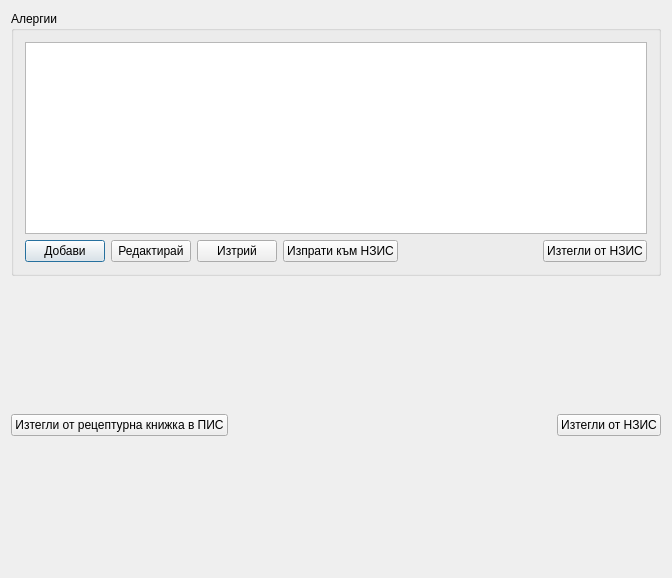
This is src/View/Widgets/MedicalStatusDialog.ui in thefinalcutbg/DinoDent as Qt 5 draws it before an edit. The edited form follows.
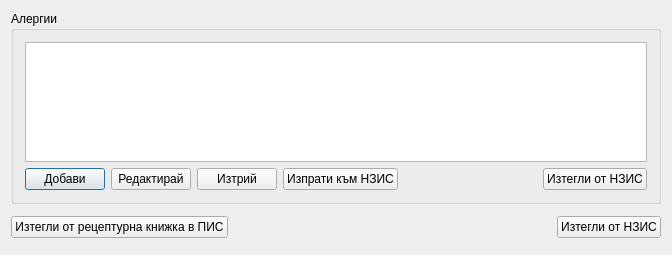
This is the edited form. Custom widgets are drawn as their Qt base class.

Patch:
```diff
--- a/src/View/Widgets/MedicalStatusDialog.ui
+++ b/src/View/Widgets/MedicalStatusDialog.ui
@@ -7,7 +7,7 @@
     <x>0</x>
     <y>0</y>
     <width>672</width>
-    <height>578</height>
+    <height>255</height>
    </rect>
   </property>
   <property name="windowTitle">
@@ -16,6 +16,12 @@
   <layout class="QVBoxLayout" name="verticalLayout_4">
    <item>
     <widget class="QGroupBox" name="groupBox">
+     <property name="sizePolicy">
+      <sizepolicy hsizetype="Expanding" vsizetype="Expanding">
+       <horstretch>0</horstretch>
+       <verstretch>0</verstretch>
+      </sizepolicy>
+     </property>
      <property name="title">
       <string>Алергии</string>
      </property>
```
Left out of the diff: 4 changed lines with no effect on the pictures.
